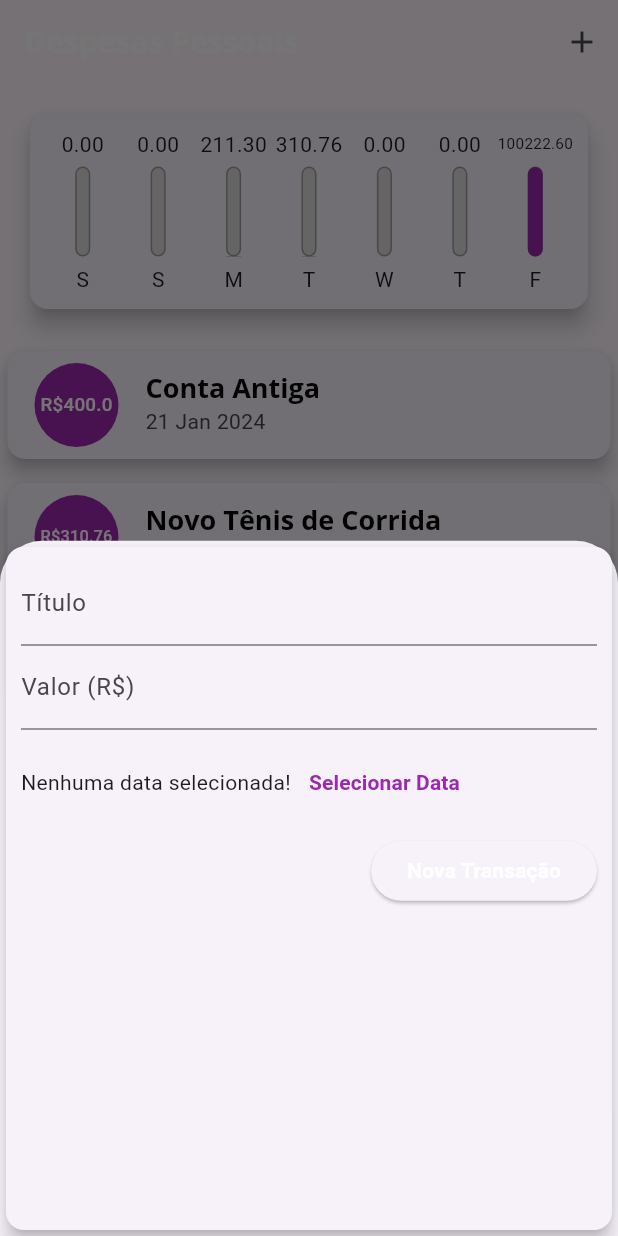
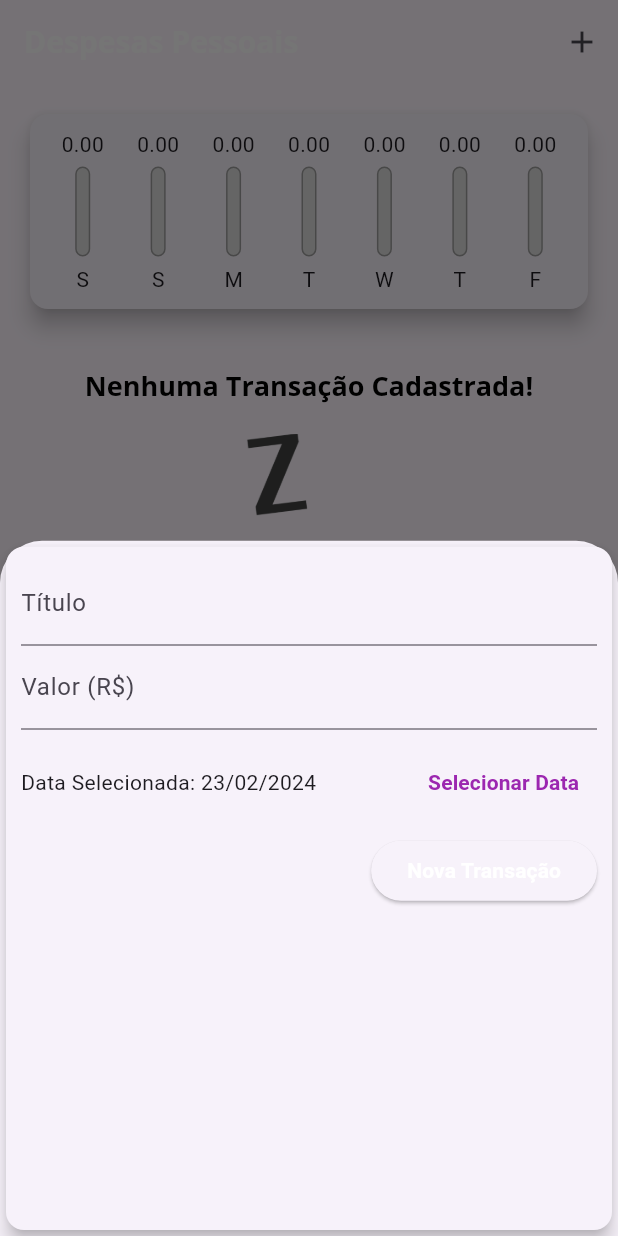
Before and after one commit to Nedsonjr10/Expenses-Flutter, a Flutter app: the screen it shows after launch, after a tap on the "add" icon, on a phone screen of 412 x 824 dp. Run offline on Flutter 3.47's test engine with Material 3 defaults, Android fonts, the phone set to English and light mode, and no system bars.

Commit message:
final details

```diff
--- a/lib/components/chart.dart
+++ b/lib/components/chart.dart
@@ -54,7 +54,9 @@ class Chart extends StatelessWidget {
               child: ChartBar(
                 label: tr['day'] as String,
                 value: tr['value'] as double,
-                percentage: (tr['value'] as double) / _weekTotalValue,
+                percentage: _weekTotalValue == 0
+                    ? 0
+                    : (tr['value'] as double) / _weekTotalValue,
               ),
             );
           }).toList(),
--- a/lib/components/chart_bart.dart
+++ b/lib/components/chart_bart.dart
@@ -19,7 +19,7 @@ class ChartBar extends StatelessWidget {
         SizedBox(
           height: 20,
           child: FittedBox(
-            child: Text('${value!.toStringAsFixed(2)}'),
+            child: Text(value!.toStringAsFixed(2)),
           ),
         ),
         const SizedBox(height: 5),
--- a/lib/components/transaction_form.dart
+++ b/lib/components/transaction_form.dart
@@ -1,7 +1,8 @@
 import 'package:flutter/material.dart';
+import 'package:intl/intl.dart';
 
 class TransactionForm extends StatefulWidget {
-  final void Function(String, double) onSubmit;
+  final void Function(String, double, DateTime) onSubmit;
 
   const TransactionForm(this.onSubmit, {Key? key}) : super(key: key);
 
@@ -10,19 +11,36 @@ class TransactionForm extends StatefulWidget {
 }
 
 class _TransactionFormState extends State<TransactionForm> {
-  final titleController = TextEditingController();
-
-  final valueController = TextEditingController();
+  final _titleController = TextEditingController();
+  final _valueController = TextEditingController();
+  DateTime? _selectedDate = DateTime.now();
 
   _submitForm() {
-    final title = titleController.text;
-    final value = double.tryParse(valueController.text) ?? 0;
+    final title = _titleController.text;
+    final value = double.tryParse(_valueController.text) ?? 0;
 
-    if (title.isEmpty || value <= 0) {
+    if (title.isEmpty || value <= 0 || _selectedDate == null) {
       return;
     }
 
-    widget.onSubmit(title, value);
+    widget.onSubmit(title, value, _selectedDate!);
+  }
+
+  _showDatePicker() {
+    showDatePicker(
+      context: context,
+      initialDate: DateTime.now(),
+      firstDate: DateTime(2019),
+      lastDate: DateTime.now(),
+    ).then((pickedDate) {
+      if (pickedDate == null) {
+        return;
+      }
+
+      setState(() {
+        _selectedDate = pickedDate;
+      });
+    });
   }
 
   @override
@@ -34,14 +52,14 @@ class _TransactionFormState extends State<TransactionForm> {
         child: Column(
           children: [
             TextField(
-              controller: titleController,
+              controller: _titleController,
               onSubmitted: (_) => _submitForm(),
               decoration: const InputDecoration(
                 labelText: 'Título',
               ),
             ),
             TextField(
-              controller: valueController,
+              controller: _valueController,
               keyboardType:
                   const TextInputType.numberWithOptions(decimal: true),
               onSubmitted: (_) => _submitForm(),
@@ -53,7 +71,13 @@ class _TransactionFormState extends State<TransactionForm> {
               height: 70,
               child: Row(
                 children: <Widget>[
-                  const Text('Nenhuma data selecionada!'),
+                  Expanded(
+                    child: Text(
+                      _selectedDate == null
+                          ? 'Nenhuma data selecionada!'
+                          : 'Data Selecionada: ${DateFormat('dd/MM/y').format(_selectedDate!)}',
+                    ),
+                  ),
                   TextButton(
                     child: const Text(
                       'Selecionar Data',
@@ -61,7 +85,7 @@ class _TransactionFormState extends State<TransactionForm> {
                         fontWeight: FontWeight.bold,
                       ),
                     ),
-                    onPressed: () {},
+                    onPressed: _showDatePicker,
                   )
                 ],
               ),
@@ -73,7 +97,7 @@ class _TransactionFormState extends State<TransactionForm> {
                   child: Text(
                     'Nova Transação',
                     style: TextStyle(
-                      color: Theme.of(context).textTheme.button?.color,
+                      color: Theme.of(context).textTheme.labelLarge?.color,
                     ),
                   ),
                   onPressed: _submitForm,
--- a/lib/components/transaction_list.dart
+++ b/lib/components/transaction_list.dart
@@ -4,13 +4,15 @@ import 'package:intl/intl.dart';
 
 class TransactionList extends StatelessWidget {
   final List<Transaction> transactions;
+  final void Function(String) onRemove;
 
-  const TransactionList(this.transactions, {Key? key}) : super(key: key);
+  const TransactionList(this.transactions, this.onRemove, {Key? key})
+      : super(key: key);
 
   @override
   Widget build(BuildContext context) {
     return SizedBox(
-      height: 300,
+      height: 430,
       child: transactions.isEmpty
           ? Column(
               children: [
@@ -62,6 +64,11 @@ class TransactionList extends StatelessWidget {
                     subtitle: Text(
                       DateFormat('d MMM y').format(tr.date),
                     ),
+                    trailing: IconButton(
+                      icon: const Icon(Icons.delete),
+                      color: Theme.of(context).colorScheme.error,
+                      onPressed: () => onRemove(tr.id),
+                    ),
                   ),
                 );
               },
--- a/lib/main.dart
+++ b/lib/main.dart
@@ -52,38 +52,7 @@ class MyHomePage extends StatefulWidget {
 }
 
 class _MyHomePageState extends State<MyHomePage> {
-  final List<Transaction> _transactions = [
-    Transaction(
-      id: 't0',
-      title: 'Conta Antiga',
-      value: 400.00,
-      date: DateTime.now().subtract(const Duration(days: 33)),
-    ),
-    Transaction(
-      id: 't1',
-      title: 'Novo Tênis de Corrida',
-      value: 310.76,
-      date: DateTime.now().subtract(const Duration(days: 3)),
-    ),
-    Transaction(
-      id: 't2',
-      title: 'Conta de Luz',
-      value: 211.30,
-      date: DateTime.now().subtract(const Duration(days: 4)),
-    ),
-    Transaction(
-      id: 't3',
-      title: 'Cartão de Crédito',
-      value: 100211.30,
-      date: DateTime.now(),
-    ),
-    Transaction(
-      id: 't4',
-      title: 'Lanche',
-      value: 11.30,
-      date: DateTime.now(),
-    ),
-  ];
+  final List<Transaction> _transactions = [];
 
   List<Transaction> get _recentTransactions {
     return _transactions.where((tr) {
@@ -93,12 +62,12 @@ class _MyHomePageState extends State<MyHomePage> {
     }).toList();
   }
 
-  _addTransaction(String title, double value) {
+  _addTransaction(String title, double value, DateTime date) {
     final newTransaction = Transaction(
       id: Random().nextDouble().toString(),
       title: title,
       value: value,
-      date: DateTime.now(),
+      date: date,
     );
 
     setState(() {
@@ -106,6 +75,12 @@ class _MyHomePageState extends State<MyHomePage> {
     });
 
     Navigator.of(context).pop();
+  }
+
+  _removeTransaction(String id) {
+    setState(() {
+      _transactions.removeWhere((tr) => tr.id == id);
+    });
   }
 
   _openTransactionFormModal(BuildContext context) {
@@ -134,7 +109,7 @@ class _MyHomePageState extends State<MyHomePage> {
           crossAxisAlignment: CrossAxisAlignment.stretch,
           children: [
             Chart(_recentTransactions),
-            TransactionList(_transactions),
+            TransactionList(_transactions, _removeTransaction),
           ],
         ),
       ),
```
